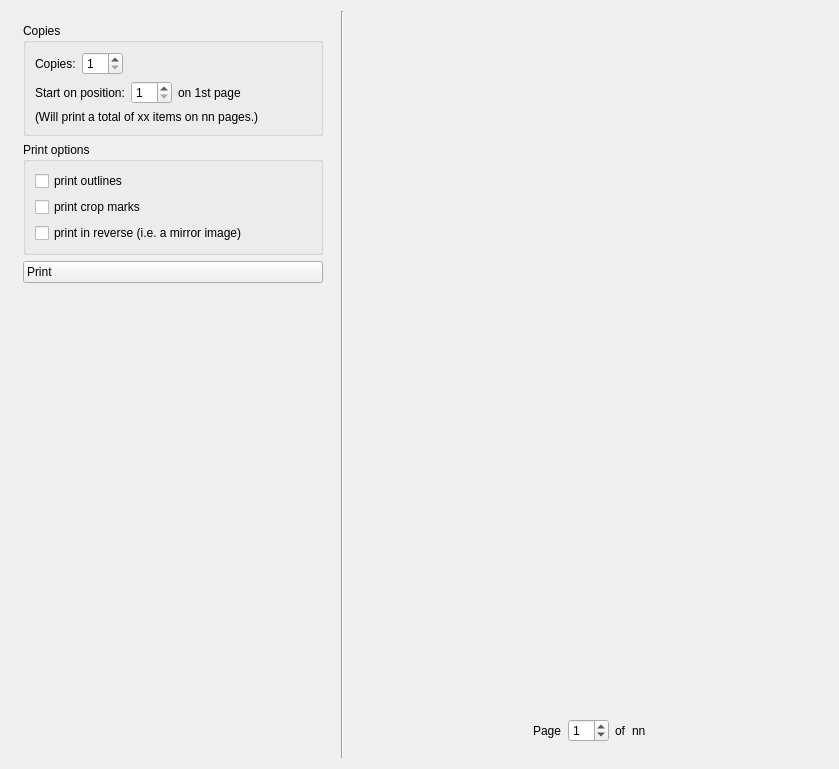
Qt form glabels/ui/PrintView.ui (jimevins/glabels-qt) before a commit.
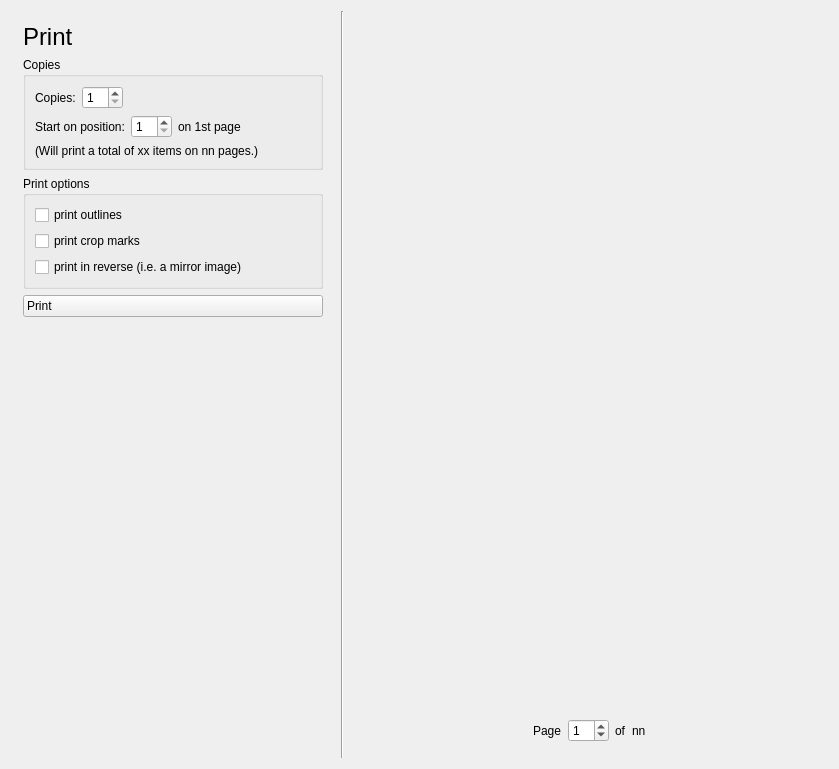
The same form after that commit. Icons and pictures are not drawn. Custom widgets are drawn as their Qt base class.

Commit message: Some cosmetic layout changes.  Added titles to Properties, Merge and Print views.

What changed in the file:
```diff
--- a/glabels/ui/PrintView.ui
+++ b/glabels/ui/PrintView.ui
@@ -112,6 +112,13 @@
      <property name="margin">
       <number>12</number>
      </property>
+     <item>
+      <widget class="QLabel" name="titleLabel">
+       <property name="text">
+        <string notr="true">&lt;span style=&quot; font-size:18pt;&quot;&gt;Print&lt;/span&gt;</string>
+       </property>
+      </widget>
+     </item>
      <item>
       <widget class="QGroupBox" name="copiesBox">
        <property name="sizePolicy">
```
The commit also changes 6 other files.
